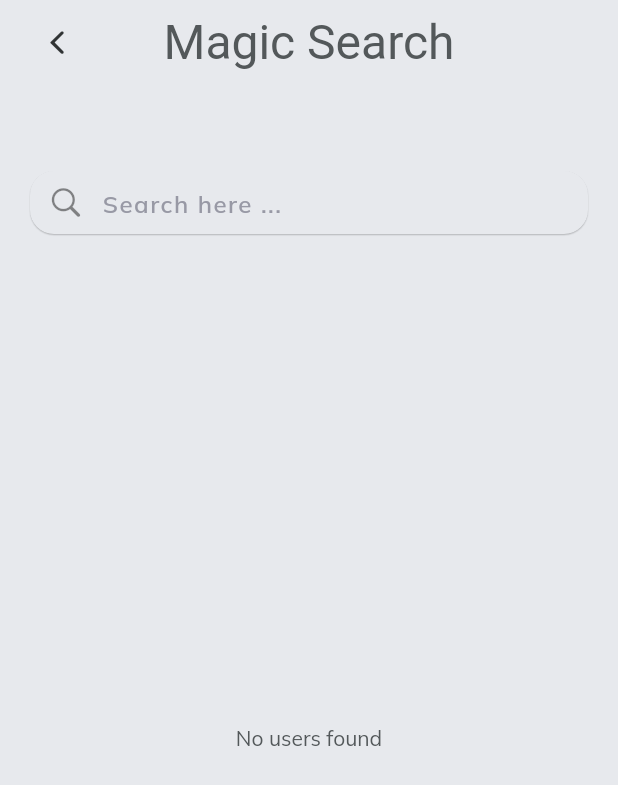
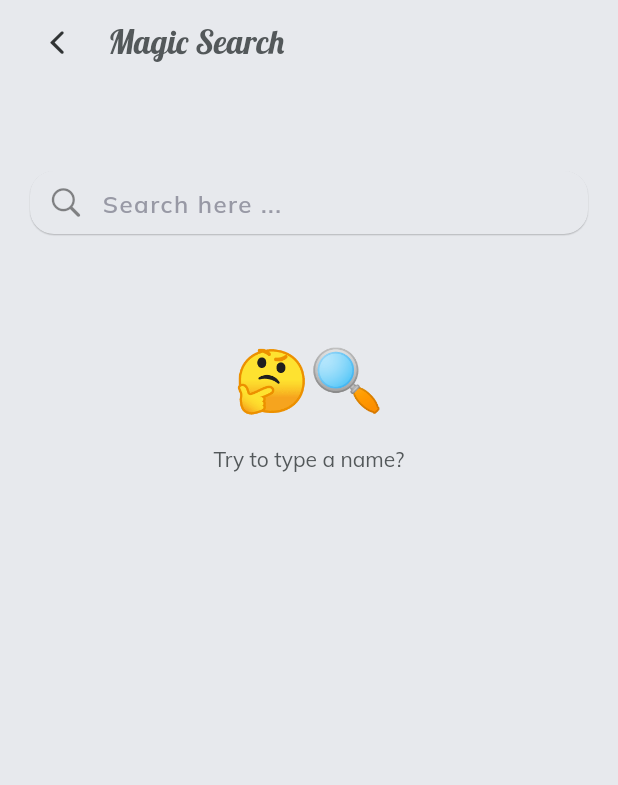
Before and after one commit to UoB-IBM-TextMessaging-Team/JammoChat, a Flutter app: the FriendSearchScreenFb screen opened directly, on a phone screen of 412 x 824 dp. Shown: the top 785 px of the screen. Run offline on Flutter 3.47's test engine with Material 2 defaults, Android fonts, the phone set to English and light mode, and no system bars; our stand-ins replace cached_network_image, cloud_firestore, cloud_functions, faker, firebase_auth, firebase_core and 10 more; missing offline and left inert: algolia, audio_session, flutter_sound, flutter_sound_platform_interface, flutter_unity_widget, stream_chat_flutter_core; accounts and stored records are empty.

Commit message:
FriendSearch UI ipdate

```diff
--- a/lib/screens/friend_search_screen_firebase.dart
+++ b/lib/screens/friend_search_screen_firebase.dart
@@ -129,10 +129,10 @@ class FriendSearchScreenFbState extends State<FriendSearchScreenFb> {
       appBar: AppBar(
         backgroundColor: Colors.transparent,
         elevation:0,
-        centerTitle: true,
+        centerTitle: false,
         title: Text(
           'Magic Search',
-          style: GoogleFonts.grandHotel(fontSize: 32),
+          style: GoogleFonts.lobster(fontSize: 22),
           textAlign: TextAlign.right,
         ),
         leading: Padding(
@@ -208,7 +208,15 @@ class FriendSearchScreenFbState extends State<FriendSearchScreenFb> {
             Expanded(
                 child: (resultList.isEmpty)
                     ? Center(
-                        child: Center(child: Text('No users found')),
+                        child: Column(
+                          children: [
+                            SizedBox(height: 70,),
+                            Text('🤔🔍',style: TextStyle(fontSize: 40),),
+                            SizedBox(height: 20,),
+                            Text('Try to type a name?',textAlign: TextAlign.center,),
+                          ],
+                        ),
+
                       )
                     : Scrollbar(
                         child: ListView.builder(
```
Also changed, not shown: 3 other files.
